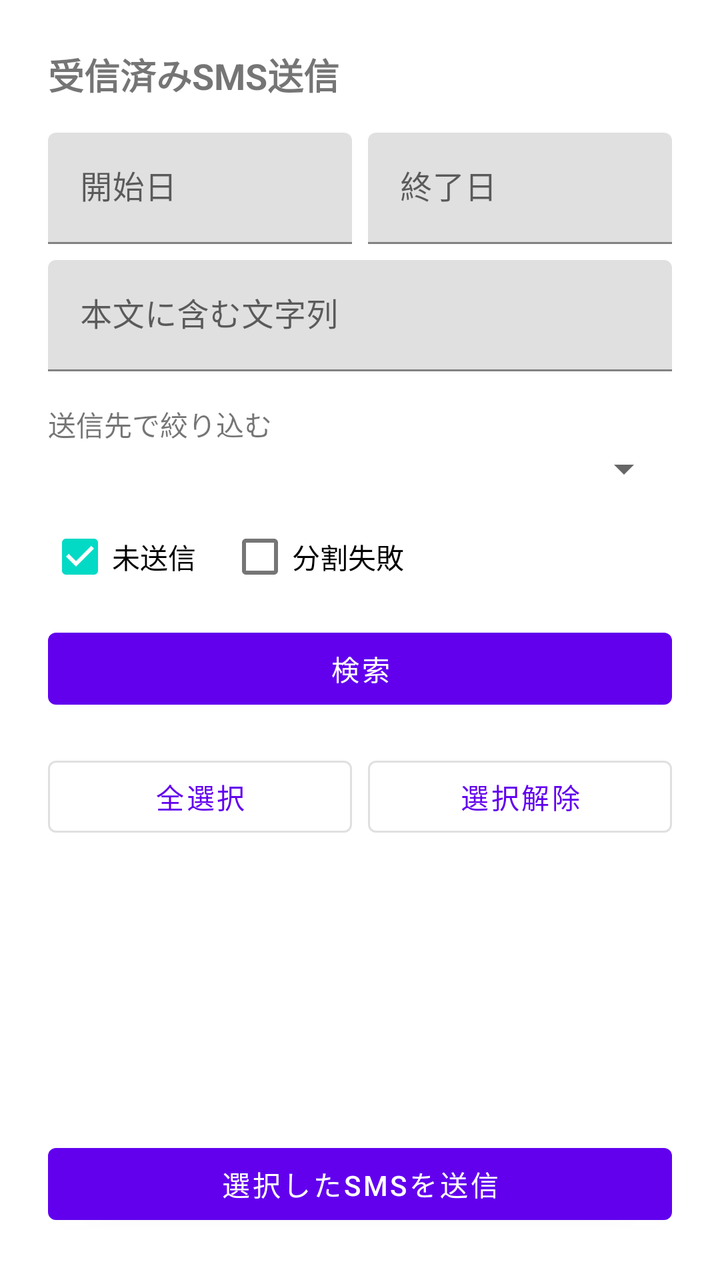
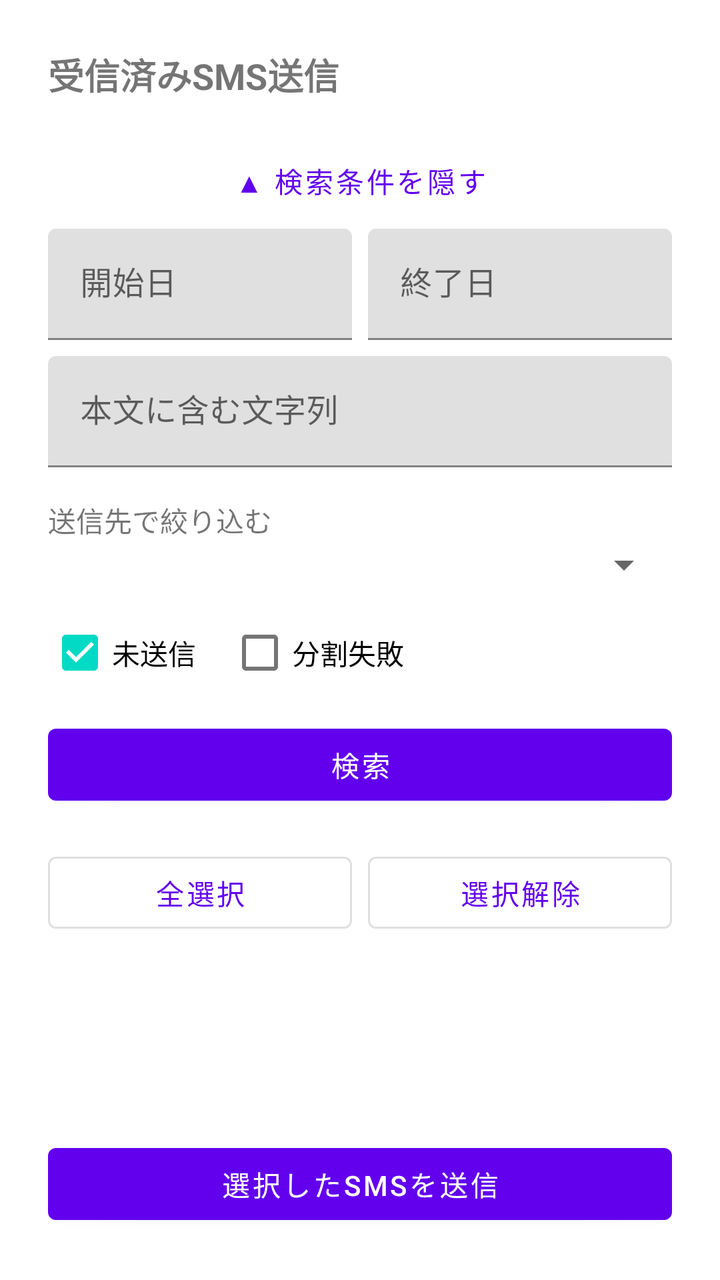

Before-and-after screenshots of an Android layout around one commit, followed by the original layout XML and the change that was made.
<!-- AndroidManifest.xml: application theme Theme.SmsToKintone -->
<!-- res/layout/activity_sms_search.xml -->
<?xml version="1.0" encoding="utf-8"?>
<LinearLayout xmlns:android="http://schemas.android.com/apk/res/android"
    xmlns:app="http://schemas.android.com/apk/res-auto"
    android:layout_width="match_parent"
    android:layout_height="match_parent"
    android:orientation="vertical"
    android:padding="24dp">

    <TextView
        android:layout_width="wrap_content"
        android:layout_height="wrap_content"
        android:layout_marginBottom="16dp"
        android:text="@string/sms_search_title"
        android:textSize="18sp"
        android:textStyle="bold" />

    <LinearLayout
        android:id="@+id/layoutPermissionRequired"
        android:layout_width="match_parent"
        android:layout_height="wrap_content"
        android:layout_marginBottom="16dp"
        android:orientation="vertical"
        android:visibility="gone">

        <TextView
            android:layout_width="wrap_content"
            android:layout_height="wrap_content"
            android:layout_marginBottom="8dp"
            android:text="@string/sms_search_permission_required" />

        <com.google.android.material.button.MaterialButton
            android:id="@+id/btnRequestReadSmsPermission"
            style="@style/Widget.MaterialComponents.Button.OutlinedButton"
            android:layout_width="match_parent"
            android:layout_height="wrap_content"
            android:text="@string/btn_request_read_sms_permission" />
    </LinearLayout>

    <LinearLayout
        android:id="@+id/layoutSearchForm"
        android:layout_width="match_parent"
        android:layout_height="0dp"
        android:layout_weight="1"
        android:orientation="vertical">

        <LinearLayout
            android:layout_width="match_parent"
            android:layout_height="wrap_content"
            android:orientation="horizontal">

            <com.google.android.material.textfield.TextInputLayout
                android:layout_width="0dp"
                android:layout_height="wrap_content"
                android:layout_marginEnd="8dp"
                android:layout_weight="1"
                android:hint="@string/hint_date_from">

                <com.google.android.material.textfield.TextInputEditText
                    android:id="@+id/etDateFrom"
                    android:layout_width="match_parent"
                    android:layout_height="wrap_content"
                    android:focusable="false"
                    android:inputType="none" />
            </com.google.android.material.textfield.TextInputLayout>

            <com.google.android.material.textfield.TextInputLayout
                android:layout_width="0dp"
                android:layout_height="wrap_content"
                android:layout_weight="1"
                android:hint="@string/hint_date_to">

                <com.google.android.material.textfield.TextInputEditText
                    android:id="@+id/etDateTo"
                    android:layout_width="match_parent"
                    android:layout_height="wrap_content"
                    android:focusable="false"
                    android:inputType="none" />
            </com.google.android.material.textfield.TextInputLayout>
        </LinearLayout>

        <com.google.android.material.textfield.TextInputLayout
            android:layout_width="match_parent"
            android:layout_height="wrap_content"
            android:layout_marginTop="8dp"
            android:hint="@string/hint_body_filter">

            <com.google.android.material.textfield.TextInputEditText
                android:id="@+id/etBodyFilter"
                android:layout_width="match_parent"
                android:layout_height="wrap_content"
                android:inputType="text" />
        </com.google.android.material.textfield.TextInputLayout>

        <TextView
            android:layout_width="wrap_content"
            android:layout_height="wrap_content"
            android:layout_marginTop="16dp"
            android:text="@string/label_profile_filter" />

        <Spinner
            android:id="@+id/spProfileFilter"
            android:layout_width="match_parent"
            android:layout_height="wrap_content" />

        <LinearLayout
            android:layout_width="match_parent"
            android:layout_height="wrap_content"
            android:layout_marginTop="8dp"
            android:orientation="horizontal">

            <CheckBox
                android:id="@+id/cbUnsentOnly"
                android:layout_width="wrap_content"
                android:layout_height="wrap_content"
                android:checked="true"
                android:text="@string/filter_unsent_only" />

            <CheckBox
                android:id="@+id/cbSplitFailedOnly"
                android:layout_width="wrap_content"
                android:layout_height="wrap_content"
                android:layout_marginStart="16dp"
                android:checked="false"
                android:text="@string/filter_split_failed_only" />
        </LinearLayout>

        <com.google.android.material.button.MaterialButton
            android:id="@+id/btnSearchSms"
            android:layout_width="match_parent"
            android:layout_height="wrap_content"
            android:layout_marginTop="8dp"
            android:text="@string/btn_search_sms" />

        <LinearLayout
            android:layout_width="match_parent"
            android:layout_height="wrap_content"
            android:layout_marginTop="16dp"
            android:orientation="horizontal">

            <com.google.android.material.button.MaterialButton
                android:id="@+id/btnSelectAll"
                style="@style/Widget.MaterialComponents.Button.OutlinedButton"
                android:layout_width="0dp"
                android:layout_height="wrap_content"
                android:layout_marginEnd="8dp"
                android:layout_weight="1"
                android:text="@string/btn_select_all" />

            <com.google.android.material.button.MaterialButton
                android:id="@+id/btnDeselectAll"
                style="@style/Widget.MaterialComponents.Button.OutlinedButton"
                android:layout_width="0dp"
                android:layout_height="wrap_content"
                android:layout_weight="1"
                android:text="@string/btn_deselect_all" />
        </LinearLayout>

        <TextView
            android:id="@+id/tvSmsListEmpty"
            android:layout_width="wrap_content"
            android:layout_height="wrap_content"
            android:layout_marginTop="16dp"
            android:text="@string/sms_search_empty"
            android:visibility="gone" />

        <ScrollView
            android:id="@+id/svSmsList"
            android:layout_width="match_parent"
            android:layout_height="0dp"
            android:layout_marginTop="8dp"
            android:layout_weight="1">

            <LinearLayout
                android:id="@+id/llSmsListContainer"
                android:layout_width="match_parent"
                android:layout_height="wrap_content"
                android:orientation="vertical" />
        </ScrollView>

        <com.google.android.material.button.MaterialButton
            android:id="@+id/btnSendSelected"
            android:layout_width="match_parent"
            android:layout_height="wrap_content"
            android:layout_marginTop="16dp"
            android:text="@string/btn_send_selected" />

    </LinearLayout>

</LinearLayout>
<!-- resources referenced by this layout -->
<resources>
  <string name="btn_deselect_all">選択解除</string>
  <string name="btn_request_read_sms_permission">SMSの読み取りを許可する</string>
  <string name="btn_search_sms">検索</string>
  <string name="btn_select_all">全選択</string>
  <string name="btn_send_selected">選択したSMSを送信</string>
  <string name="filter_split_failed_only">分割失敗</string>
  <string name="filter_unsent_only">未送信</string>
  <string name="hint_body_filter">本文に含む文字列</string>
  <string name="hint_date_from">開始日</string>
  <string name="hint_date_to">終了日</string>
  <string name="label_profile_filter">送信先で絞り込む</string>
  <string name="sms_search_empty">該当するSMSがありません</string>
  <string name="sms_search_permission_required">受信済みのSMSを読み取るには許可が必要です</string>
  <string name="sms_search_title">受信済みSMS送信</string>
  <style name="Theme.SmsToKintone" parent="Theme.MaterialComponents.DayNight.NoActionBar">
          <item name="colorPrimary">@color/purple_500</item>
          <item name="colorPrimaryVariant">@color/purple_700</item>
          <item name="colorOnPrimary">@color/white</item>
          <item name="colorSecondary">@color/teal_200</item>
          <item name="colorSecondaryVariant">@color/teal_700</item>
          <item name="colorOnSecondary">@color/black</item>
      </style>
  <color name="purple_500">#6200EE</color>
  <color name="purple_700">#3700B3</color>
  <color name="white">#FFFFFFFF</color>
  <color name="teal_200">#03DAC5</color>
  <color name="teal_700">#018786</color>
  <color name="black">#FF000000</color>
</resources>

<!-- the commit's change to res/layout/activity_sms_search.xml (unified diff, before → after) -->
@@ -43,85 +43,99 @@
         android:layout_weight="1"
         android:orientation="vertical">
 
+        <com.google.android.material.button.MaterialButton
+            android:id="@+id/btnToggleSearchFilters"
+            style="@style/Widget.MaterialComponents.Button.TextButton"
+            android:layout_width="match_parent"
+            android:layout_height="wrap_content"
+            android:text="@string/btn_hide_search_filters" />
+
         <LinearLayout
-            android:layout_width="match_parent"
-            android:layout_height="wrap_content"
-            android:orientation="horizontal">
+            android:id="@+id/llSearchFilters"
+            android:layout_width="match_parent"
+            android:layout_height="wrap_content"
+            android:orientation="vertical">
+
+            <LinearLayout
+                android:layout_width="match_parent"
+                android:layout_height="wrap_content"
+                android:orientation="horizontal">
+
+                <com.google.android.material.textfield.TextInputLayout
+                    android:layout_width="0dp"
+                    android:layout_height="wrap_content"
+                    android:layout_marginEnd="8dp"
+                    android:layout_weight="1"
+                    android:hint="@string/hint_date_from">
+
+                    <com.google.android.material.textfield.TextInputEditText
+                        android:id="@+id/etDateFrom"
+                        android:layout_width="match_parent"
+                        android:layout_height="wrap_content"
+                        android:focusable="false"
+                        android:inputType="none" />
+                </com.google.android.material.textfield.TextInputLayout>
+
+                <com.google.android.material.textfield.TextInputLayout
+                    android:layout_width="0dp"
+                    android:layout_height="wrap_content"
+                    android:layout_weight="1"
+                    android:hint="@string/hint_date_to">
+
+                    <com.google.android.material.textfield.TextInputEditText
+                        android:id="@+id/etDateTo"
+                        android:layout_width="match_parent"
+                        android:layout_height="wrap_content"
+                        android:focusable="false"
+                        android:inputType="none" />
+                </com.google.android.material.textfield.TextInputLayout>
+            </LinearLayout>
 
             <com.google.android.material.textfield.TextInputLayout
-                android:layout_width="0dp"
-                android:layout_height="wrap_content"
-                android:layout_marginEnd="8dp"
-                android:layout_weight="1"
-                android:hint="@string/hint_date_from">
+                android:layout_width="match_parent"
+                android:layout_height="wrap_content"
+                android:layout_marginTop="8dp"
+                android:hint="@string/hint_body_filter">
 
                 <com.google.android.material.textfield.TextInputEditText
-                    android:id="@+id/etDateFrom"
+                    android:id="@+id/etBodyFilter"
                     android:layout_width="match_parent"
                     android:layout_height="wrap_content"
-                    android:focusable="false"
-                    android:inputType="none" />
+                    android:inputType="text" />
             </com.google.android.material.textfield.TextInputLayout>
 
-            <com.google.android.material.textfield.TextInputLayout
-                android:layout_width="0dp"
-                android:layout_height="wrap_content"
-                android:layout_weight="1"
-                android:hint="@string/hint_date_to">
-
-                <com.google.android.material.textfield.TextInputEditText
-                    android:id="@+id/etDateTo"
-                    android:layout_width="match_parent"
-                    android:layout_height="wrap_content"
-                    android:focusable="false"
-                    android:inputType="none" />
-            </com.google.android.material.textfield.TextInputLayout>
-        </LinearLayout>
-
-        <com.google.android.material.textfield.TextInputLayout
-            android:layout_width="match_parent"
-            android:layout_height="wrap_content"
-            android:layout_marginTop="8dp"
-            android:hint="@string/hint_body_filter">
-
-            <com.google.android.material.textfield.TextInputEditText
-                android:id="@+id/etBodyFilter"
-                android:layout_width="match_parent"
-                android:layout_height="wrap_content"
-                android:inputType="text" />
-        </com.google.android.material.textfield.TextInputLayout>
-
-        <TextView
-            android:layout_width="wrap_content"
-            android:layout_height="wrap_content"
-            android:layout_marginTop="16dp"
-            android:text="@string/label_profile_filter" />
-
-        <Spinner
-            android:id="@+id/spProfileFilter"
-            android:layout_width="match_parent"
-            android:layout_height="wrap_content" />
-
-        <LinearLayout
-            android:layout_width="match_parent"
-            android:layout_height="wrap_content"
-            android:layout_marginTop="8dp"
-            android:orientation="horizontal">
-
-            <CheckBox
-                android:id="@+id/cbUnsentOnly"
+            <TextView
                 android:layout_width="wrap_content"
                 android:layout_height="wrap_content"
-                android:checked="true"
-                android:text="@string/filter_unsent_only" />
-
-            <CheckBox
-                android:id="@+id/cbSplitFailedOnly"
-                android:layout_width="wrap_content"
-                android:layout_height="wrap_content"
-                android:layout_marginStart="16dp"
-                android:checked="false"
-                android:text="@string/filter_split_failed_only" />
+                android:layout_marginTop="16dp"
+                android:text="@string/label_profile_filter" />
+
+            <Spinner
+                android:id="@+id/spProfileFilter"
+                android:layout_width="match_parent"
+                android:layout_height="wrap_content" />
+
+            <LinearLayout
+                android:layout_width="match_parent"
+                android:layout_height="wrap_content"
+                android:layout_marginTop="8dp"
+                android:orientation="horizontal">
+
+                <CheckBox
+                    android:id="@+id/cbUnsentOnly"
+                    android:layout_width="wrap_content"
+                    android:layout_height="wrap_content"
+                    android:checked="true"
+                    android:text="@string/filter_unsent_only" />
+
+                <CheckBox
+                    android:id="@+id/cbSplitFailedOnly"
+                    android:layout_width="wrap_content"
+                    android:layout_height="wrap_content"
+                    android:layout_marginStart="16dp"
+                    android:checked="false"
+                    android:text="@string/filter_split_failed_only" />
+            </LinearLayout>
         </LinearLayout>
 
         <com.google.android.material.button.MaterialButton
<!-- resource entries referenced after the edit -->
@@ -1,6 +1,7 @@
 <!-- resources referenced by this layout -->
 <resources>
   <string name="btn_deselect_all">選択解除</string>
+  <string name="btn_hide_search_filters">▲ 検索条件を隠す</string>
   <string name="btn_request_read_sms_permission">SMSの読み取りを許可する</string>
   <string name="btn_search_sms">検索</string>
   <string name="btn_select_all">全選択</string>
